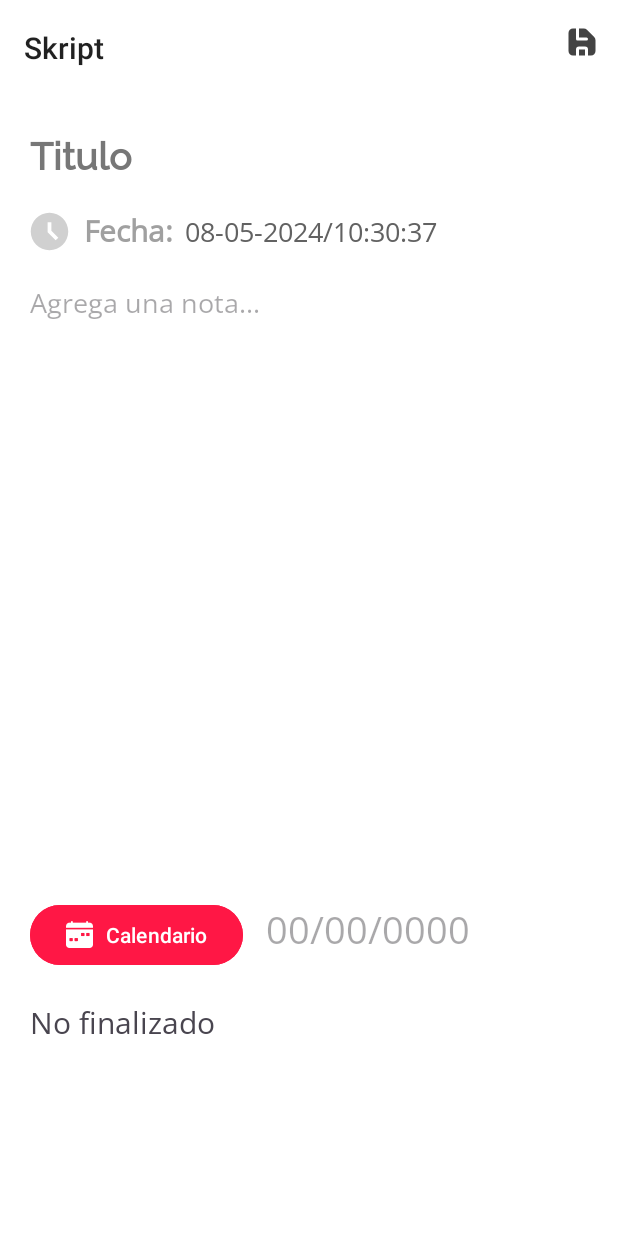
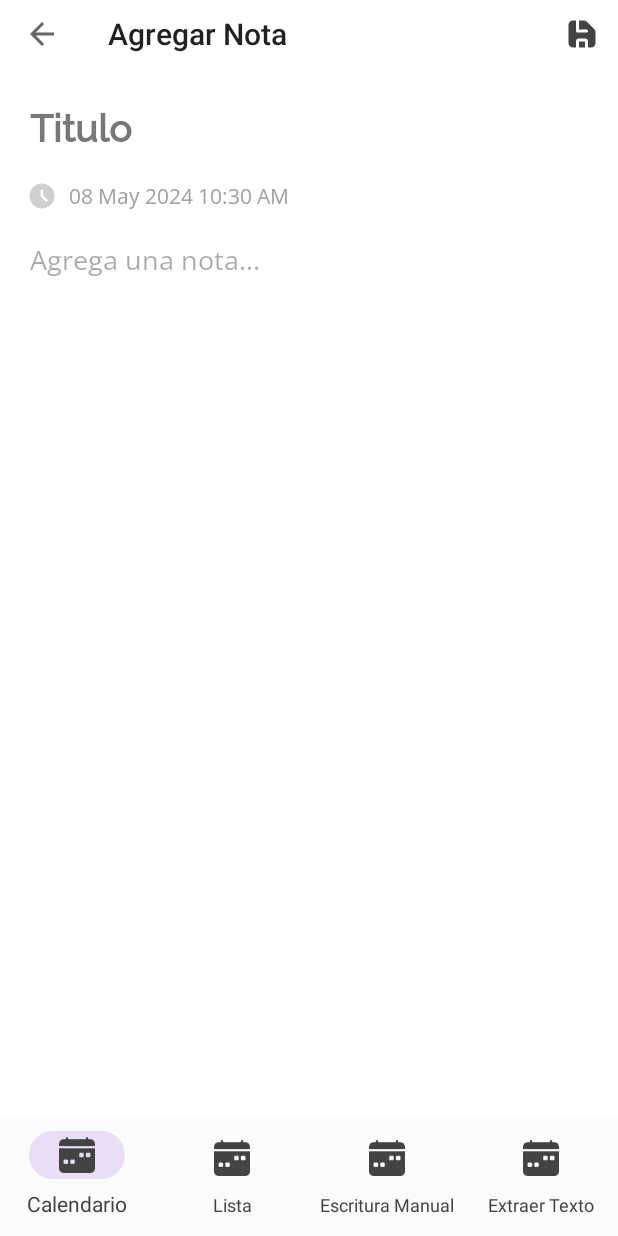
Before and after one commit to mariohdez22/GradesNotes, an Android app: the AgregarNota screen opened directly, with no data from a screen before it, on a phone screen of 412 x 824 dp. Run offline under Robolectric (Android 15) with nearby library versions, the phone set to English and light mode, and no system bars; our stand-ins replace Firebase (no records; nobody signed in at launch, a user with empty details on screens opened directly).

Commit message:
agregando cambios al xml de agregar notas

```diff
--- a/app/src/main/AndroidManifest.xml
+++ b/app/src/main/AndroidManifest.xml
@@ -52,7 +52,8 @@
             android:exported="false" />
         <activity
             android:name=".ActualizarNotas.ActualizarNota"
-            android:exported="false" />
+            android:exported="false"
+            android:theme="@style/AgregarEditarNotas"/>
         <activity
             android:name=".Perfiles.PerfilUsuario"
             android:exported="false" />
@@ -61,7 +62,8 @@
             android:exported="false" />
         <activity
             android:name=".AgregarNotas.AgregarNota"
-            android:exported="false" />
+            android:exported="false"
+            android:theme="@style/AgregarEditarNotas"/>
         <activity
             android:name=".MenuPrincipal"
             android:exported="false"
--- a/app/src/main/java/com/example/gradesnotes/ActualizarNotas/ActualizarNota.kt
+++ b/app/src/main/java/com/example/gradesnotes/ActualizarNotas/ActualizarNota.kt
@@ -65,13 +65,14 @@ class ActualizarNota : AppCompatActivity(), AdapterView.OnItemSelectedListener {
         super.onCreate(savedInstanceState)
         setContentView(R.layout.activity_actualizar_nota)
 
-        val actionBar = supportActionBar
-        actionBar?.title = "Actualizar Nota"
-        actionBar?.setDisplayShowHomeEnabled(true)
-        actionBar?.setDisplayHomeAsUpEnabled(true)
-
         val toolbar = findViewById<Toolbar>(R.id.EditToolbar)
         setSupportActionBar(toolbar)
+
+        supportActionBar?.apply {
+            title = "Editar Nota"
+            setDisplayHomeAsUpEnabled(true)
+            setDisplayShowHomeEnabled(true)
+        }
 
         InicializarVariables()
         RecuperarDatos()
--- a/app/src/main/java/com/example/gradesnotes/AgregarNotas/AgregarNota.kt
+++ b/app/src/main/java/com/example/gradesnotes/AgregarNotas/AgregarNota.kt
@@ -6,6 +6,7 @@ import android.os.Bundle
 import android.view.Menu
 import android.view.MenuInflater
 import android.view.MenuItem
+import android.view.View
 import android.widget.Button
 import android.widget.EditText
 import android.widget.TextView
@@ -13,6 +14,7 @@ import android.widget.Toast
 import androidx.appcompat.widget.Toolbar
 import com.example.gradesnotes.Modelos.Nota
 import com.example.gradesnotes.R
+import com.google.android.material.navigation.NavigationBarView
 import com.google.firebase.database.DatabaseReference
 import com.google.firebase.database.FirebaseDatabase
 import java.text.SimpleDateFormat
@@ -26,11 +28,10 @@ class AgregarNota : AppCompatActivity() {
     private lateinit var fechaActual: TextView
     private lateinit var fecha: TextView
     private lateinit var estado: TextView
+    private lateinit var navegacion : NavigationBarView
 
     private lateinit var titulo: EditText
     private lateinit var descripcion: EditText
-
-    private lateinit var btnCalendario: Button
 
     private lateinit var dbFirebase:DatabaseReference
 
@@ -38,35 +39,19 @@ class AgregarNota : AppCompatActivity() {
         super.onCreate(savedInstanceState)
         setContentView(R.layout.activity_agregar_nota)
 
-        val actionBar = supportActionBar
-        actionBar?.title = ""
-        actionBar?.setDisplayShowHomeEnabled(true)
-        actionBar?.setDisplayHomeAsUpEnabled(true)
-
         val toolbar = findViewById<Toolbar>(R.id.toolbar)
         setSupportActionBar(toolbar)
+
+        supportActionBar?.apply {
+            title = "Agregar Nota"
+            titleColor = resources.getColor(R.color.black800)
+            setDisplayHomeAsUpEnabled(true)
+            setDisplayShowHomeEnabled(true)
+        }
 
         inicializarVariables()
         obtenerDatos()
         obtenerFechaHoraActual()
-
-        btnCalendario.setOnClickListener {
-            val calendario = Calendar.getInstance()
-            val dia = calendario.get(Calendar.DAY_OF_MONTH)
-            val mes = calendario.get(Calendar.MONTH)
-            val anio = calendario.get(Calendar.YEAR)
-
-            val datePickerDialog = DatePickerDialog(this, { _, anioSeleccionado, mesSeleccionado, diaSeleccionado ->
-                val diaFormateado = if (diaSeleccionado < 10) "0$diaSeleccionado" else "$diaSeleccionado"
-                val mesAjustado = mesSeleccionado + 1
-                val mesFormateado = if (mesAjustado < 10) "0$mesAjustado" else "$mesAjustado"
-
-                fecha.text = "$diaFormateado/$mesFormateado/$anioSeleccionado"
-            }, anio, mes, dia)
-
-            datePickerDialog.show()
-        }
-
     }
 
     private fun inicializarVariables() {
@@ -75,10 +60,11 @@ class AgregarNota : AppCompatActivity() {
         fechaActual = findViewById(R.id.FechaActual)
         fecha = findViewById(R.id.Fecha)
         estado = findViewById(R.id.Estado)
+        navegacion = findViewById(R.id.navmenu)
+        navegacion.setOnItemSelectedListener(opcionMenuSeleccionado)
 
         titulo = findViewById(R.id.Titulo)
         descripcion = findViewById(R.id.Descripcion)
-        btnCalendario = findViewById(R.id.Btn_Calendario)
 
         dbFirebase = FirebaseDatabase.getInstance().reference
     }
@@ -92,7 +78,7 @@ class AgregarNota : AppCompatActivity() {
     }
 
     private fun obtenerFechaHoraActual() {
-        val fechaHoraRegistro = SimpleDateFormat("dd-MM-yyyy/HH:mm:ss", Locale.getDefault()).format(System.currentTimeMillis())
+        val fechaHoraRegistro = SimpleDateFormat("dd MMM yyyy h:mm a", Locale.getDefault()).format(System.currentTimeMillis())
         fechaActual.text = fechaHoraRegistro
     }
 
@@ -161,5 +147,42 @@ class AgregarNota : AppCompatActivity() {
         return super.onSupportNavigateUp()
     }
 
+    private val opcionMenuSeleccionado = NavigationBarView.OnItemSelectedListener{
+
+        item -> when(item.itemId){
+
+            R.id.calendario -> {
+
+                val calendario = Calendar.getInstance()
+                val dia = calendario.get(Calendar.DAY_OF_MONTH)
+                val mes = calendario.get(Calendar.MONTH)
+                val anio = calendario.get(Calendar.YEAR)
+
+                val datePickerDialog = DatePickerDialog(this, { _, anioSeleccionado, mesSeleccionado, diaSeleccionado ->
+                    val diaFormateado = if (diaSeleccionado < 10) "0$diaSeleccionado" else "$diaSeleccionado"
+                    val mesAjustado = mesSeleccionado + 1
+                    val mesFormateado = if (mesAjustado < 10) "0$mesAjustado" else "$mesAjustado"
+
+                    fecha.visibility = View.VISIBLE
+                    fecha.text = "$diaFormateado/$mesFormateado/$anioSeleccionado"
+                }, anio, mes, dia)
+
+                datePickerDialog.show()
+            }
+            R.id.listado -> {
+
+                Toast.makeText(this, "Listado", Toast.LENGTH_SHORT).show()
+            }
+            R.id.painter -> {
+
+                Toast.makeText(this, "Escritura manual", Toast.LENGTH_SHORT).show()
+            }
+            R.id.extractor -> {
+
+                Toast.makeText(this, "Extractor texto", Toast.LENGTH_SHORT).show()
+            }
+        }
+        false
+    }
 
 }
--- a/app/src/main/java/com/example/gradesnotes/ListarNotas/ListarNota.kt
+++ b/app/src/main/java/com/example/gradesnotes/ListarNotas/ListarNota.kt
@@ -255,7 +255,7 @@ class ListarNota : AppCompatActivity() {
     }
 
     override fun onSupportNavigateUp(): Boolean {
-        onBackPressed()
+        onBackPressedDispatcher.onBackPressed()
         return super.onSupportNavigateUp()
     }
 }
--- a/app/src/main/res/layout/activity_agregar_nota.xml
+++ b/app/src/main/res/layout/activity_agregar_nota.xml
@@ -1,27 +1,27 @@
 <?xml version="1.0" encoding="utf-8"?>
-<ScrollView
+<androidx.coordinatorlayout.widget.CoordinatorLayout
     xmlns:android="http://schemas.android.com/apk/res/android"
     xmlns:app="http://schemas.android.com/apk/res-auto"
     xmlns:tools="http://schemas.android.com/tools"
     android:layout_width="match_parent"
     android:layout_height="match_parent"
     android:background="@color/white"
+    android:orientation="vertical"
     tools:context=".AgregarNotas.AgregarNota">
 
     <LinearLayout
         android:layout_width="match_parent"
-        android:layout_height="wrap_content"
+        android:layout_height="match_parent"
         android:orientation="vertical">
 
         <androidx.appcompat.widget.Toolbar
             android:id="@+id/toolbar"
             android:layout_width="match_parent"
-            android:layout_height="?actionBarSize"
+            android:layout_height="45dp"
             android:background="@color/white"
             android:theme="@style/Theme.AppCompat.DayNight.DarkActionBar"
             tools:ignore="MissingConstraints"
-            tools:ingnore="MissingConstrains"
-            />
+            tools:ingnore="MissingConstrains" />
 
         <LinearLayout
             android:layout_width="match_parent"
@@ -65,31 +65,43 @@
                 android:orientation="horizontal"
                 android:layout_width="match_parent"
                 android:layout_height="wrap_content"
-                android:layout_marginTop="10dp">
+                android:layout_marginTop="10dp"
+                android:gravity="center_vertical">
 
                 <ImageView
                     android:src="@drawable/icon_time"
                     android:layout_marginStart="8dp"
-                    android:layout_width="30dp"
-                    android:layout_height="30dp"/>
+                    android:layout_width="20dp"
+                    android:layout_height="20dp"/>
 
                 <TextView
+                    android:layout_width="wrap_content"
+                    android:layout_height="wrap_content"
+                    android:layout_marginStart="8dp"
+                    android:fontFamily="@font/opensans"
                     android:text="@string/Fecha_hora_actual_Txt"
-                    android:textSize="20sp"
+                    android:visibility="gone"
                     android:textColor="@color/black500"
-                    android:textStyle="bold"
+                    android:textSize="14sp"
+                    android:textStyle="bold" />
+
+                <TextView
+                    android:id="@+id/FechaActual"
+                    android:hint="@string/Fecha_hora_actual"
+                    android:textSize="14sp"
+                    android:textColor="@color/black500"
                     android:layout_marginStart="8dp"
                     android:fontFamily="@font/opensans"
                     android:layout_width="wrap_content"
                     android:layout_height="wrap_content"/>
 
                 <TextView
-                    android:id="@+id/FechaActual"
-                    android:hint="@string/Fecha_hora_actual"
-                    android:textSize="18sp"
-                    android:textColor="@color/black700"
-                    android:layout_marginStart="8dp"
+                    android:id="@+id/Fecha"
+                    android:hint="@string/Fecha"
+                    android:layout_marginStart="20dp"
                     android:fontFamily="@font/opensans"
+                    android:textSize="14sp"
+                    android:visibility="gone"
                     android:layout_width="wrap_content"
                     android:layout_height="wrap_content"/>
 
@@ -107,36 +119,11 @@
                 android:layout_width="match_parent"
                 android:layout_height="wrap_content"/>
 
-            <LinearLayout
-                android:layout_width="match_parent"
-                android:layout_height="wrap_content"
-                android:layout_marginTop="10dp"
-                android:padding="10dp"
-                android:orientation="horizontal">
-
-                <Button
-                    android:id="@+id/Btn_Calendario"
-                    android:text="@string/Btn_Calendario"
-                    android:backgroundTint="@color/red400"
-                    app:icon="@drawable/icon_calendar"
-                    android:layout_width="wrap_content"
-                    android:layout_height="wrap_content"/>
-
-                <TextView
-                    android:id="@+id/Fecha"
-                    android:hint="@string/Fecha"
-                    android:layout_marginLeft="15dp"
-                    android:fontFamily="@font/opensans"
-                    android:textSize="25sp"
-                    android:layout_width="wrap_content"
-                    android:layout_height="wrap_content"/>
-
-            </LinearLayout>
-
             <TextView
                 android:id="@+id/Estado"
                 android:text="@string/Estado"
                 android:textSize="20sp"
+                android:visibility="gone"
                 android:layout_marginLeft="10dp"
                 android:layout_marginTop="10dp"
                 android:fontFamily="@font/opensans"
@@ -147,4 +134,19 @@
 
     </LinearLayout>
 
-</ScrollView>
+    <com.google.android.material.bottomnavigation.BottomNavigationView
+        android:layout_width="wrap_content"
+        android:layout_height="wrap_content"
+        android:layout_gravity="bottom"
+        android:background="#FBFBFB"
+        app:itemIconTint="@color/black800"
+        app:itemTextColor="@color/black800"
+        app:menu="@menu/bottom_menu"
+        android:id="@+id/navmenu"
+        app:labelVisibilityMode="labeled"
+        app:itemTextAppearanceActiveBoldEnabled="false"
+        app:itemTextAppearanceActive="@font/opensans"
+        app:itemTextAppearanceInactive="@font/opensans"
+        />
+
+</androidx.coordinatorlayout.widget.CoordinatorLayout>
--- a/app/src/main/res/layout/activity_listar_nota.xml
+++ b/app/src/main/res/layout/activity_listar_nota.xml
@@ -11,7 +11,7 @@
             android:id="@+id/ListaToolbar"
             android:layout_width="match_parent"
             android:layout_height="?actionBarSize"
-            android:background="@color/red400"
+            android:background="@color/WhiteBlue"
             android:theme="@style/Theme.AppCompat.DayNight.DarkActionBar"
             tools:ignore="MissingConstraints"
             tools:ingnore="MissingConstrains"/>
--- /dev/null
+++ b/app/src/main/res/menu/bottom_menu.xml
@@ -0,0 +1,29 @@
+<?xml version="1.0" encoding="utf-8"?>
+<menu xmlns:android="http://schemas.android.com/apk/res/android">
+
+    <item
+        android:id="@+id/calendario"
+        android:icon="@drawable/icon_calendar"
+        android:title="@string/calendario"
+        />
+
+    <item
+        android:id="@+id/listado"
+        android:icon="@drawable/icon_calendar"
+        android:title="@string/lista"
+
+        />
+
+    <item
+        android:id="@+id/painter"
+        android:icon="@drawable/icon_calendar"
+        android:title="@string/escrituraManual"
+        />
+
+    <item
+        android:id="@+id/extractor"
+        android:icon="@drawable/icon_calendar"
+        android:title="@string/textoImagen"
+        />
+
+</menu>
--- a/app/src/main/res/values/strings.xml
+++ b/app/src/main/res/values/strings.xml
@@ -227,4 +227,10 @@
     <string name="Version">Versión: 1.0</string>
     <string name="EntendidoInfo">Entendido</string>
 
+    <!--OPCIONES MENU BOTTOM NAVIGATION - AGREGAR NOTA-->
+    <string name="calendario">Calendario</string>
+    <string name="lista">Lista</string>
+    <string name="escrituraManual">Escritura Manual</string>
+    <string name="textoImagen">Extraer Texto</string>
+
 </resources>
--- a/app/src/main/res/values/themes.xml
+++ b/app/src/main/res/values/themes.xml
@@ -28,6 +28,11 @@
         <item name="android:windowLightStatusBar">true</item>
     </style>
 
+    <style name="AgregarEditarNotas" parent="Theme.Material3.DayNight.NoActionBar">
+        <item name="android:statusBarColor">@color/white</item>
+        <item name="android:windowLightStatusBar">true</item>
+    </style>
+
     <style name="TransparentDialog" parent="Theme.AppCompat.Dialog">
         <item name="android:windowBackground">@android:color/transparent</item>
         <item name="android:windowIsFloating">true</item>
```
